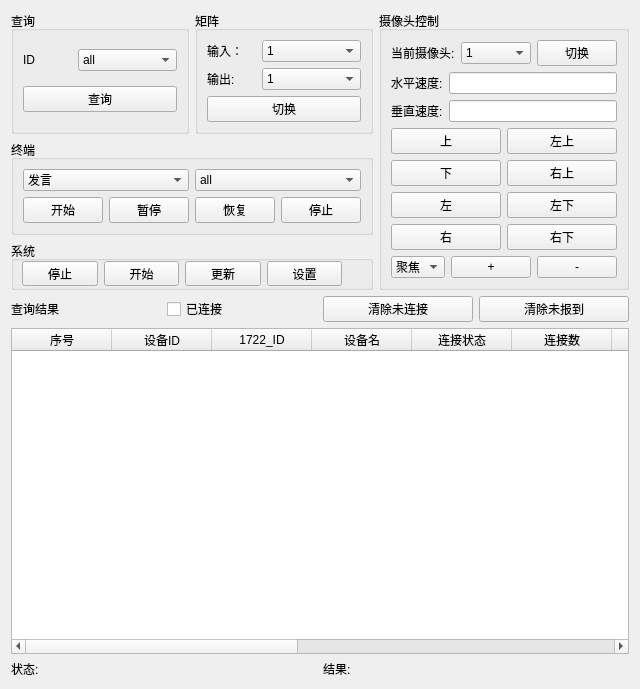
YasirLiang/arcs, file app/mainwidget.ui: the form before one commit.
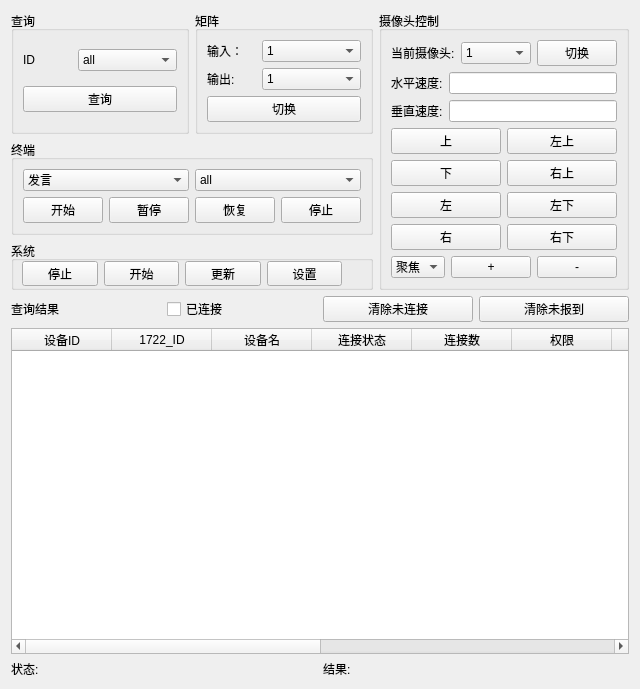
The form after the commit.

What changed in the file:
```diff
--- a/app/mainwidget.ui
+++ b/app/mainwidget.ui
@@ -679,11 +679,6 @@
    </item>
    <item>
     <widget class="QTableWidget" name="qresultTableWidget">
-     <column>
-      <property name="text">
-       <string>序号</string>
-      </property>
-     </column>
      <column>
       <property name="text">
        <string>设备ID</string>
```
